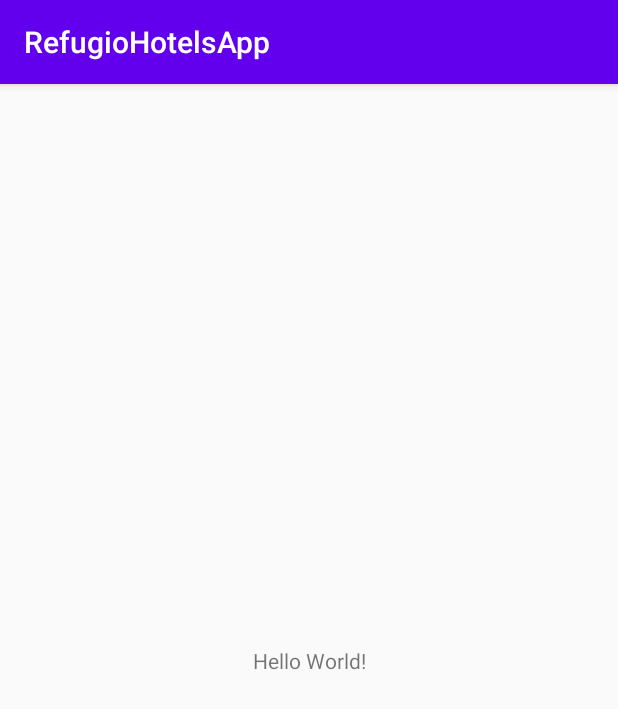
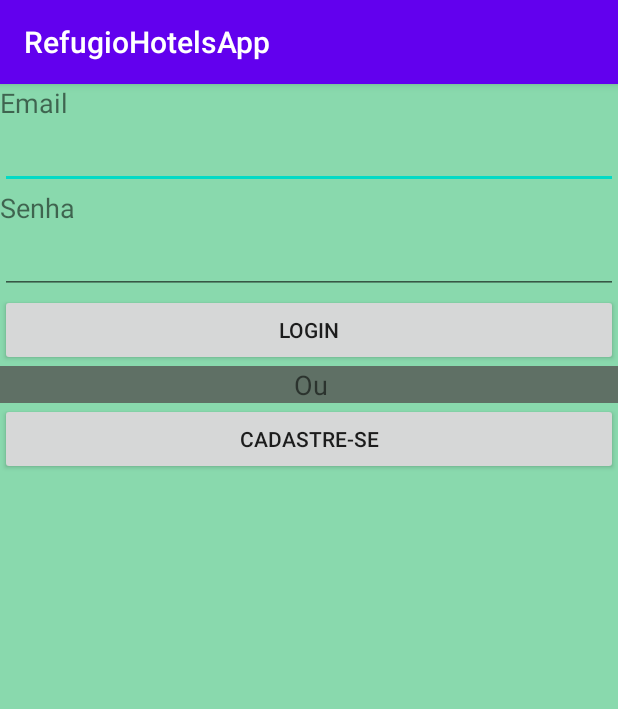
Before and after one commit to GuilhermeHagos/RefugioHotelsApp, an Android app: the screen it shows after launch (MainActivity), on a phone screen of 412 x 824 dp. Shown: the top 709 px of the screen. Run offline under Robolectric (Android 15) with nearby library versions, the phone set to English and light mode, and no system bars.

Commit message:
Criando Tela Inicial
Criando tela inicial com login e cadastro

```diff
--- a/app/src/main/res/layout/activity_main.xml
+++ b/app/src/main/res/layout/activity_main.xml
@@ -1,18 +1,60 @@
 <?xml version="1.0" encoding="utf-8"?>
-<androidx.constraintlayout.widget.ConstraintLayout xmlns:android="http://schemas.android.com/apk/res/android"
+<LinearLayout xmlns:android="http://schemas.android.com/apk/res/android"
     xmlns:app="http://schemas.android.com/apk/res-auto"
     xmlns:tools="http://schemas.android.com/tools"
     android:layout_width="match_parent"
     android:layout_height="match_parent"
+    android:orientation="vertical"
+    android:background="@color/verdeclaro"
     tools:context=".MainActivity">
 
     <TextView
-        android:layout_width="wrap_content"
+        android:layout_width="320dp"
         android:layout_height="wrap_content"
-        android:text="Hello World!"
-        app:layout_constraintBottom_toBottomOf="parent"
-        app:layout_constraintLeft_toLeftOf="parent"
-        app:layout_constraintRight_toRightOf="parent"
-        app:layout_constraintTop_toTopOf="parent" />
+        android:text="Email"
+        android:textSize="18sp" />
 
-</androidx.constraintlayout.widget.ConstraintLayout>
+    <EditText
+        android:id="@+id/editTextTextEmailAddress"
+        android:layout_width="match_parent"
+        android:layout_height="wrap_content"
+        android:ems="10"
+        android:inputType="textEmailAddress" />
+
+    <TextView
+        android:id="@+id/textView2"
+        android:layout_width="match_parent"
+        android:layout_height="wrap_content"
+        android:text="Senha"
+        android:textSize="18sp" />
+
+    <EditText
+        android:id="@+id/editTextTextPassword"
+        android:layout_width="match_parent"
+        android:layout_height="wrap_content"
+        android:ems="10"
+        android:inputType="textPassword" />
+
+    <Button
+        android:id="@+id/button"
+        android:layout_width="match_parent"
+        android:layout_height="wrap_content"
+        android:text="Login" />
+
+    <TextView
+        android:id="@+id/textView3"
+        android:layout_width="match_parent"
+        android:layout_height="wrap_content"
+        android:background="#C1534F4F"
+        android:singleLine="false"
+        android:soundEffectsEnabled="false"
+        android:text="                                          Ou"
+        android:textSize="18sp" />
+
+    <Button
+        android:id="@+id/button2"
+        android:layout_width="match_parent"
+        android:layout_height="wrap_content"
+        android:text="Cadastre-se" />
+
+</LinearLayout>
--- a/app/src/main/res/values/colors.xml
+++ b/app/src/main/res/values/colors.xml
@@ -3,4 +3,5 @@
     <color name="colorPrimary">#6200EE</color>
     <color name="colorPrimaryDark">#3700B3</color>
     <color name="colorAccent">#03DAC5</color>
+    <color name ="verdeclaro">#89D9AD</color>
 </resources>
```
